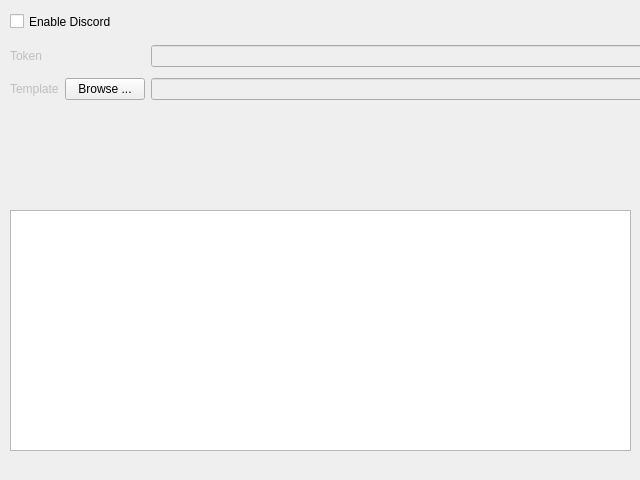
Before: the Qt Designer form nowplaying/resources/discordbot_ui.ui in e1miran/Now-Playing-Serato, drawn with Qt 5.
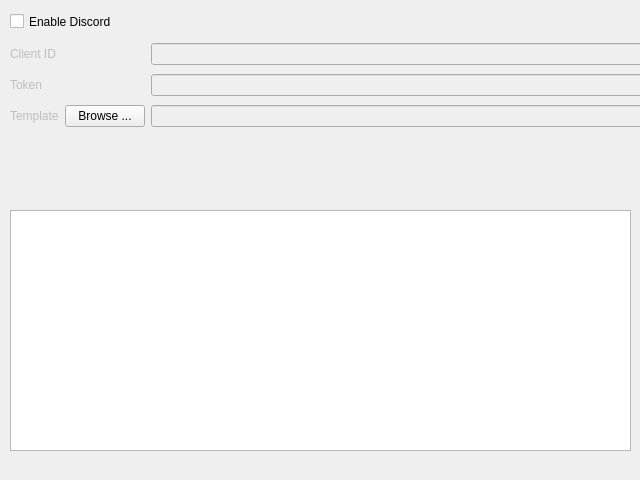
After: the same form once the commit is applied.

The edit to the form file:
```diff
--- a/nowplaying/resources/discordbot_ui.ui
+++ b/nowplaying/resources/discordbot_ui.ui
@@ -22,18 +22,11 @@
      <x>10</x>
      <y>40</y>
      <width>676</width>
-     <height>65</height>
+     <height>92</height>
     </rect>
    </property>
    <layout class="QGridLayout" name="gridLayout">
-    <item row="1" column="1">
-     <widget class="QPushButton" name="template_button">
-      <property name="text">
-       <string>Browse ...</string>
-      </property>
-     </widget>
-    </item>
-    <item row="1" column="0">
+    <item row="2" column="0">
      <widget class="QLabel" name="template_label">
       <property name="enabled">
        <bool>false</bool>
@@ -43,7 +36,7 @@
       </property>
      </widget>
     </item>
-    <item row="0" column="2">
+    <item row="1" column="2">
      <widget class="QLineEdit" name="token_lineedit">
       <property name="enabled">
        <bool>false</bool>
@@ -62,7 +55,14 @@
       </property>
      </widget>
     </item>
-    <item row="0" column="0">
+    <item row="2" column="1">
+     <widget class="QPushButton" name="template_button">
+      <property name="text">
+       <string>Browse ...</string>
+      </property>
+     </widget>
+    </item>
+    <item row="1" column="0">
      <widget class="QLabel" name="token_label">
       <property name="enabled">
        <bool>false</bool>
@@ -72,7 +72,7 @@
       </property>
      </widget>
     </item>
-    <item row="1" column="2">
+    <item row="2" column="2">
      <widget class="QLineEdit" name="template_lineedit">
       <property name="enabled">
        <bool>false</bool>
@@ -91,6 +91,23 @@
       </property>
      </widget>
     </item>
+    <item row="0" column="0">
+     <widget class="QLabel" name="clientid_label">
+      <property name="enabled">
+       <bool>false</bool>
+      </property>
+      <property name="text">
+       <string>Client ID</string>
+      </property>
+     </widget>
+    </item>
+    <item row="0" column="2">
+     <widget class="QLineEdit" name="clientid_lineedit">
+      <property name="enabled">
+       <bool>false</bool>
+      </property>
+     </widget>
+    </item>
    </layout>
   </widget>
   <widget class="QCheckBox" name="enable_checkbox">
```
Left out of the diff: 36 changed lines with no effect on the pictures.
